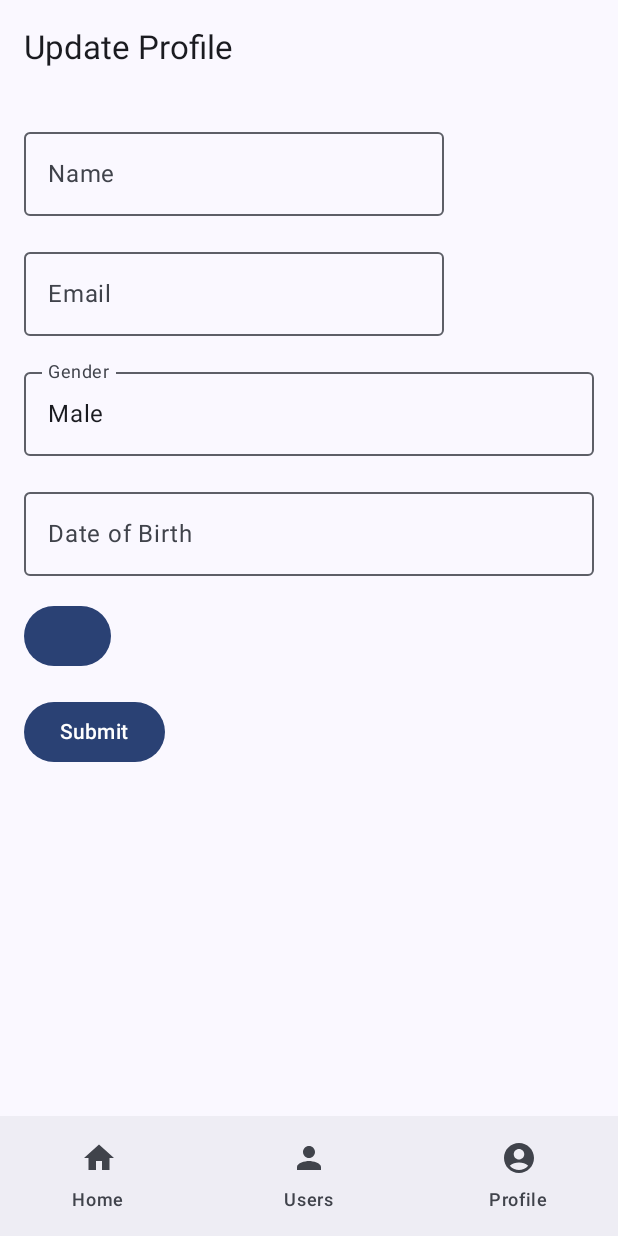
After one commit to cntoss/kotlin-hero, an Android app built with Jetpack Compose: the UpdateProfileScreen screen opened through its navigation route, on a phone screen of 412 x 824 dp. The commit adds this screen. Run offline under Robolectric (Android 15) with nearby library versions, the phone set to English and light mode, and no system bars; our stand-ins replace Room's generated code; pictures from the network do not load.

Commit message:
local database for profile

```diff
--- a/app/src/main/AndroidManifest.xml
+++ b/app/src/main/AndroidManifest.xml
@@ -1,7 +1,10 @@
 <?xml version="1.0" encoding="utf-8"?>
 <manifest xmlns:android="http://schemas.android.com/apk/res/android"
     xmlns:tools="http://schemas.android.com/tools">
-<uses-permission android:name="android.permission.INTERNET" />
+
+    <uses-permission android:name="android.permission.INTERNET" />
+    <uses-permission android:name="android.permission.READ_MEDIA_IMAGES" />
+    <uses-permission android:name="android.permission.READ_EXTERNAL_STORAGE" />
 
     <application
         android:allowBackup="true"
--- a/app/src/main/java/com/example/hero/MainActivity.kt
+++ b/app/src/main/java/com/example/hero/MainActivity.kt
@@ -15,7 +15,8 @@ import androidx.compose.ui.Modifier
 import androidx.compose.ui.tooling.preview.Preview
 import androidx.navigation.compose.*
 import com.example.hero.ui.screens.HomeScreen
-import com.example.hero.ui.screens.ProfileScreen
+import com.example.hero.ui.screens.profile.ProfileScreen
+import com.example.hero.ui.screens.update_profile.UpdateProfileScreen
 import com.example.hero.ui.screens.users.UsersScreen
 import com.example.hero.ui.theme.HeroTheme
 
@@ -33,7 +34,7 @@ class MainActivity : ComponentActivity() {
 @Composable
 fun MainApp() {
     val navController = rememberNavController()
-    val navItems = listOf("home","users", "profile")
+    val navItems = listOf("home", "users", "profile")
 
     HeroTheme {
         Scaffold(
@@ -43,9 +44,11 @@ fun MainApp() {
                         NavigationBarItem(
                             icon = {
                                 Icon(
-                                        imageVector = if (screen == "home") Icons.Default.Home
-                                        else if (screen == "users") Icons.Default.Person
-                                        else Icons.Default.AccountCircle,
+                                    imageVector = when (screen) {
+                                        "home" -> Icons.Default.Home
+                                        "users" -> Icons.Default.Person
+                                        else -> Icons.Default.AccountCircle
+                                    },
                                     contentDescription = screen
                                 )
                             },
@@ -66,7 +69,10 @@ fun MainApp() {
             ) {
                 composable("home") { HomeScreen() }
                 composable("users") { UsersScreen() }
-                    composable("profile") { ProfileScreen() }
+                composable("profile") { ProfileScreen(navController) }
+                composable("updateProfile") {
+                    UpdateProfileScreen(navController)
+                }
             }
         }
     }
--- /dev/null
+++ b/app/src/main/java/com/example/hero/ui/data/local/database/AppDatabase.kt
@@ -0,0 +1,29 @@
+package com.example.hero.ui.data.local.database
+
+import android.content.Context
+import androidx.room.Database
+import androidx.room.Room
+import androidx.room.RoomDatabase
+import com.example.hero.ui.data.local.model.LocalUser
+
+@Database(entities = [LocalUser::class], version = 1)
+abstract class AppDatabase : RoomDatabase() {
+    abstract fun  localUserDao(): LocalUseDao
+
+    companion object {
+        @Volatile private var INSTANCE: AppDatabase? = null
+
+        fun getDatabase(context: Context): AppDatabase {
+            return  INSTANCE ?: synchronized(this) {
+                val instance = Room.databaseBuilder(
+                    context.applicationContext,
+                    AppDatabase::class.java,
+                    "hero_database"
+                ).build()
+                INSTANCE = instance
+                instance
+            }
+        }
+
+    }
+}
--- /dev/null
+++ b/app/src/main/java/com/example/hero/ui/data/local/database/LocalUserDao.kt
@@ -0,0 +1,17 @@
+package com.example.hero.ui.data.local.database
+
+import androidx.room.Dao
+import androidx.room.Insert
+import androidx.room.OnConflictStrategy
+import androidx.room.Query
+import com.example.hero.ui.data.local.model.LocalUser
+
+@Dao
+interface LocalUseDao {
+
+    @Insert(onConflict = OnConflictStrategy.REPLACE)
+    suspend fun saveLocalUser(user: LocalUser)
+
+    @Query("SELECT * FROM local_user WHERE id = 1")
+    suspend fun getLocalUser(): LocalUser?
+}
--- /dev/null
+++ b/app/src/main/java/com/example/hero/ui/screens/profile/ProfileViewModel.kt
@@ -0,0 +1,28 @@
+import android.app.Application
+import androidx.compose.runtime.mutableStateOf
+import androidx.lifecycle.AndroidViewModel
+import androidx.lifecycle.viewModelScope
+import com.example.hero.ui.data.local.database.AppDatabase
+import com.example.hero.ui.data.local.model.LocalUser
+import kotlinx.coroutines.launch
+
+class  ProfileViewModel(application: Application) : AndroidViewModel(application) {
+
+    private  val  db = AppDatabase.getDatabase(application)
+    private  val dao = db.localUserDao()
+
+    var profileState = mutableStateOf<LocalUser?>(null)
+        private  set
+    init {
+        viewModelScope.launch {
+            profileState.value = dao.getLocalUser()
+        }
+    }
+
+    fun saveUser(localUser: LocalUser){
+        viewModelScope.launch {
+            dao.saveLocalUser(localUser)
+            profileState.value = localUser
+        }
+    }
+}
--- /dev/null
+++ b/app/src/main/java/com/example/hero/ui/screens/profile/ProfileViewModelFactory.kt
@@ -0,0 +1,19 @@
+package com.example.hero.ui.screens.profile
+
+import ProfileViewModel
+import android.app.Application
+import androidx.lifecycle.ViewModel
+import androidx.lifecycle.ViewModelProvider
+
+class ProfileViewModelFactory(
+    private val application: Application
+) : ViewModelProvider.AndroidViewModelFactory(application) {
+
+    override fun <T : ViewModel> create(modelClass: Class<T>): T {
+        if (modelClass.isAssignableFrom(ProfileViewModel::class.java)) {
+            @Suppress("UNCHECKED_CAST")
+            return ProfileViewModel(application) as T
+        }
+        throw IllegalArgumentException("Unknown ViewModel class")
+    }
+}
--- /dev/null
+++ b/app/src/main/java/com/example/hero/ui/screens/update_profile/ProfileForm.kt
@@ -0,0 +1,148 @@
+package com.example.hero.ui.screens.update_profile
+
+import ProfileViewModel
+import android.app.DatePickerDialog
+import android.icu.util.Calendar
+import android.net.Uri
+import androidx.activity.compose.rememberLauncherForActivityResult
+import androidx.activity.result.contract.ActivityResultContracts
+import androidx.compose.foundation.Image
+import androidx.compose.foundation.border
+import androidx.compose.foundation.clickable
+import androidx.compose.foundation.layout.Arrangement
+import androidx.compose.foundation.layout.Column
+import androidx.compose.foundation.layout.fillMaxSize
+import androidx.compose.foundation.layout.fillMaxWidth
+import androidx.compose.foundation.layout.padding
+import androidx.compose.foundation.layout.size
+import androidx.compose.foundation.shape.CircleShape
+import androidx.compose.material3.Button
+import androidx.compose.material3.DropdownMenu
+import androidx.compose.material3.DropdownMenuItem
+import androidx.compose.material3.OutlinedTextField
+import androidx.compose.material3.Text
+import androidx.compose.runtime.Composable
+import androidx.compose.runtime.getValue
+import androidx.compose.runtime.mutableStateOf
+import androidx.compose.runtime.remember
+import androidx.compose.runtime.setValue
+import androidx.compose.ui.Modifier
+import androidx.compose.ui.draw.clip
+import androidx.compose.ui.graphics.Color
+import androidx.compose.ui.platform.LocalContext
+import androidx.compose.ui.unit.dp
+import androidx.navigation.NavController
+import coil.compose.rememberAsyncImagePainter
+import com.example.hero.ui.data.local.model.LocalUser
+
+@Composable
+fun ProfileForm(navController: NavController, viewModel: ProfileViewModel) {
+    val context = LocalContext.current
+    val user = viewModel.profileState.value
+
+    val name = remember { mutableStateOf(user?.name ?: "") }
+    val email = remember { mutableStateOf( user?.email ?: "") }
+    val genderOptions = listOf("Male", "Female", "Other")
+    val gender = remember { mutableStateOf(user?.gender ?: "Male") }
+    val dob = remember { mutableStateOf(user?.dob ?:"") }
+
+    val selectedImageUri = remember { mutableStateOf<Uri?>( user?.profileImageUri?.let { Uri.parse(it) } ) }
+    val launcher =
+        rememberLauncherForActivityResult(ActivityResultContracts.GetContent()) { uri: Uri? ->
+            uri?.let {
+                selectedImageUri.value = it
+            }
+        }
+
+    val showDatePicker = remember { mutableStateOf(false) }
+
+    if (showDatePicker.value) {
+        val calender = Calendar.getInstance()
+        DatePickerDialog(
+            context,
+            { _, year, month, datOfMonth ->
+                dob.value = "$datOfMonth/${month + 1}/$year"
+                showDatePicker.value = false
+            },
+            calender.get(Calendar.YEAR),
+            calender.get(Calendar.MONTH),
+            calender.get(Calendar.DAY_OF_MONTH)
+        ).show()
+    }
+
+    Column(
+        modifier = Modifier
+            .fillMaxSize()
+            .padding(16.dp),
+        verticalArrangement = Arrangement.spacedBy(16.dp)
+    ) {
+        OutlinedTextField(value = name.value,
+            onValueChange = { name.value = it },
+            label = { Text("Name") })
+
+        OutlinedTextField(value = email.value,
+            onValueChange = { email.value = it },
+            label = { Text("Email") })
+
+        // Gender Dropdown
+        var expanded by remember { mutableStateOf(false) }
+        OutlinedTextField(value = gender.value,
+            onValueChange = {},
+            label = { Text("Gender") },
+            readOnly = true,
+            modifier = Modifier
+                .fillMaxWidth()
+                .clickable { expanded = true })
+        DropdownMenu(expanded = expanded, onDismissRequest = {
+            expanded = false
+        }) {
+            genderOptions.forEach {
+                DropdownMenuItem(onClick = {
+                    gender.value = it
+                    expanded = false
+                }, text = { Text(it) })
+            }
+        }
+
+        //Date Picker
+        OutlinedTextField(
+            value = dob.value,
+            onValueChange = {},
+            readOnly = true,
+            label = { Text("Date of Birth") },
+            modifier = Modifier
+                .fillMaxWidth()
+                .clickable { { showDatePicker.value = true } }
+        )
+
+        //Image Picker
+        selectedImageUri.value?.let {
+            Image(
+                painter = rememberAsyncImagePainter(it), contentDescription = "Profile Picture",
+                modifier = Modifier
+                    .size(
+                        100.dp
+                    )
+                    .clip(CircleShape)
+                    .border(2.dp, Color.Gray, CircleShape)
+            ) ?: Text("No Image Selected")
+        }
+
+        Button(onClick = { launcher.launch("image/*") }) { }
+
+        //Submission
+        Button(onClick = {
+            val localUser =
+                LocalUser(
+                    name = name.value,
+                    email = email.value,
+                    gender = gender.value,
+                    dob = dob.value,
+                    profileImageUri = selectedImageUri.value?.path
+                )
+            viewModel.saveUser(localUser)
+            navController.popBackStack()
+
+        }) { Text("Submit") }
+    }
+}
--- /dev/null
+++ b/app/src/main/java/com/example/hero/ui/screens/update_profile/UpdateProfileScreen.kt
@@ -0,0 +1,33 @@
+package com.example.hero.ui.screens.update_profile
+
+import ProfileViewModel
+import android.app.Application
+import androidx.compose.foundation.layout.Box
+import androidx.compose.foundation.layout.padding
+import androidx.compose.material3.ExperimentalMaterial3Api
+import androidx.compose.material3.Scaffold
+import androidx.compose.material3.Text
+import androidx.compose.material3.TopAppBar
+import androidx.compose.runtime.Composable
+import androidx.compose.runtime.remember
+import androidx.compose.ui.Modifier
+import androidx.compose.ui.platform.LocalContext
+import androidx.lifecycle.viewmodel.compose.viewModel
+import androidx.navigation.NavController
+import com.example.hero.ui.screens.profile.ProfileViewModelFactory
+
+@OptIn(ExperimentalMaterial3Api::class)
+@Composable
+fun UpdateProfileScreen(navController: NavController) {
+    val context = LocalContext.current.applicationContext as Application
+
+    val factory = remember { ProfileViewModelFactory(context) }
+    val viewModel: ProfileViewModel = viewModel(factory = factory)
+    val profile = viewModel.profileState.value
+    Scaffold(topBar = { TopAppBar(title = { Text("Update Profile") }) })
+    { paddingValues ->
+        Box(modifier = Modifier.padding(paddingValues)) {
+            ProfileForm(navController, viewModel)
+        }
+    }
+}
--- a/build.gradle.kts
+++ b/build.gradle.kts
@@ -3,4 +3,5 @@ plugins {
     alias(libs.plugins.android.application) apply false
     alias(libs.plugins.kotlin.android) apply false
     alias(libs.plugins.kotlin.compose) apply false
+//    id("com.google.dagger.hilt.android") version "2.56.1" apply false
 }
```
Also changed, not shown: app/build.gradle.kts (+10 -3 lines), app/src/main/java/com/example/hero/ui/data/local/model/LocalUser.kt (added, +14 -0 lines), app/src/main/java/com/example/hero/ui/screens/profile/ProfileScreen.kt (renamed from app/src/main/java/com/example/hero/ui/screens/ProfileScreen.kt, +31 -4 lines), gradle/libs.versions.toml (+18 -9 lines). Lines whose indentation alone changed are shown as unchanged.
